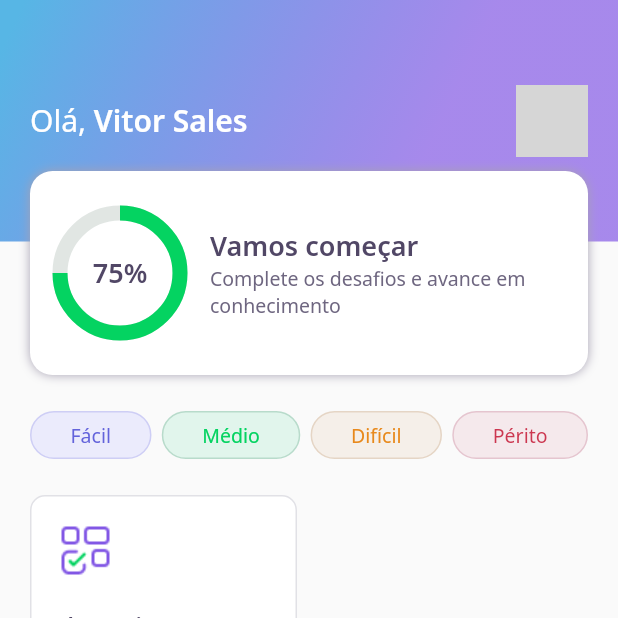
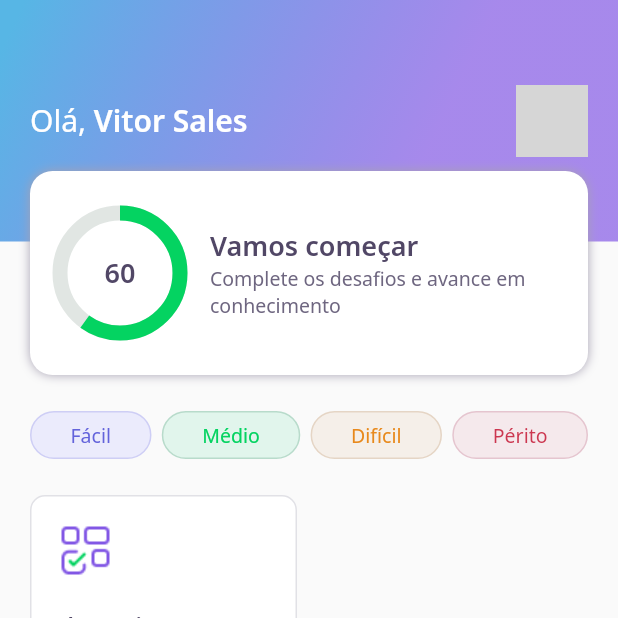
Before and after one commit to vitorsalesg/dev_quiz, a Flutter app: the screen it shows after launch, on a phone screen of 412 x 824 dp, the top half of it. Run offline on Flutter 3.47's test engine with Material 2 defaults, Android fonts, the phone set to English and light mode, and no system bars; our stand-ins replace google_fonts, share_plus, url_launcher_web; missing offline and left inert: share_plus_web; accounts and stored records are empty; network calls fail; grey boxes are pictures that could not be loaded.

Commit message:
Created animations in home and finished app

```diff
--- a/lib/challenge/challenge_controller.dart
+++ b/lib/challenge/challenge_controller.dart
@@ -4,4 +4,6 @@ class ChallengeController {
   final currentPageNotifier = ValueNotifier<int>(1);
   int get currentPage => currentPageNotifier.value;
   set currentPage(int value) => currentPageNotifier.value = value;
+
+  int qtdAnwsers = 0;
 }
--- a/lib/challenge/widgets/awnser/awnser_widget.dart
+++ b/lib/challenge/widgets/awnser/awnser_widget.dart
@@ -7,7 +7,7 @@ class AwnserWidget extends StatelessWidget {
   final AwnserModel anwser;
   final bool isSelected;
   final bool disabled;
-  final VoidCallback onTap;
+  final ValueChanged<bool> onTap;
 
   const AwnserWidget({
     Key? key,
@@ -41,7 +41,9 @@ class AwnserWidget extends StatelessWidget {
       child: IgnorePointer(
         ignoring: disabled,
         child: GestureDetector(
-          onTap: onTap,
+          onTap: () {
+            onTap(anwser.isRight);
+          },
           child: Container(
             padding: EdgeInsets.all(16),
             decoration: BoxDecoration(
--- a/lib/core/app_widget.dart
+++ b/lib/core/app_widget.dart
@@ -1,4 +1,4 @@
-import 'package:dev_quiz/home/home_page.dart';
+import 'package:dev_quiz/splash/splash_page.dart';
 import 'package:flutter/material.dart';
 
 class AppWidget extends StatelessWidget {
@@ -7,7 +7,7 @@ class AppWidget extends StatelessWidget {
     return MaterialApp(
       title: "DevQuiz",
       debugShowCheckedModeBanner: false,
-      home: HomePage(),
+      home: SplashPage(),
     );
   }
 }
--- a/lib/home/home_page.dart
+++ b/lib/home/home_page.dart
@@ -69,6 +69,7 @@ class _HomePageState extends State<HomePage> {
                               MaterialPageRoute(
                                 builder: (context) => ChallengePage(
                                   questions: e.questions,
+                                  title: e.title,
                                 ),
                               ),
                             );
--- a/lib/home/widgets/appBar/app_bar_widget.dart
+++ b/lib/home/widgets/appBar/app_bar_widget.dart
@@ -42,7 +42,9 @@ class AppBarWidget extends PreferredSize {
                       ],
                     ),
                   ),
-                  Align(alignment: Alignment(0, 1), child: ScoreCardWidget()),
+                  Align(
+                      alignment: Alignment(0, 1),
+                      child: ScoreCardWidget(percent: user.score / 100)),
                 ],
               ),
             ));
--- a/lib/home/widgets/chart/chart_widget.dart
+++ b/lib/home/widgets/chart/chart_widget.dart
@@ -2,13 +2,41 @@ import 'package:dev_quiz/core/app_colors.dart';
 import 'package:dev_quiz/core/app_text_styles.dart';
 import 'package:flutter/material.dart';
 
-class ChartWidget extends StatelessWidget {
+class ChartWidget extends StatefulWidget {
+  final double percent;
+
+  const ChartWidget({Key? key, required this.percent}) : super(key: key);
+  @override
+  _ChartWidgetState createState() => _ChartWidgetState();
+}
+
+class _ChartWidgetState extends State<ChartWidget>
+    with SingleTickerProviderStateMixin {
+  late AnimationController _controller;
+  late Animation<double> _animation;
+
+  void _initAnimation() {
+    _controller =
+        AnimationController(vsync: this, duration: Duration(seconds: 3));
+    _animation =
+        Tween<double>(begin: 0.0, end: widget.percent).animate(_controller);
+    _controller.forward();
+  }
+
+  @override
+  void initState() {
+    _initAnimation();
+    super.initState();
+  }
+
   @override
   Widget build(BuildContext context) {
     return Container(
         width: 80,
         height: 80,
-      child: Stack(
+        child: AnimatedBuilder(
+          animation: _animation,
+          builder: (context, _) => Stack(
             children: [
               Center(
                 child: Container(
@@ -20,7 +48,7 @@ class ChartWidget extends StatelessWidget {
                   ),
                   child: CircularProgressIndicator(
                     strokeWidth: 10,
-                value: .75,
+                    value: _animation.value,
                     backgroundColor: AppColors.chartSecondary,
                     valueColor:
                         AlwaysStoppedAnimation<Color>(AppColors.chartPrimary),
@@ -29,11 +57,11 @@ class ChartWidget extends StatelessWidget {
               ),
               Center(
                   child: Text(
-            "75%",
+                "${(_animation.value * 100).toInt()}",
                 style: AppTextStyles.heading,
               ))
             ],
           ),
-    );
+        ));
   }
 }
--- a/lib/home/widgets/score_card/score_card_widget.dart
+++ b/lib/home/widgets/score_card/score_card_widget.dart
@@ -1,10 +1,15 @@
-import 'package:dev_quiz/home/widgets/chart/chart_widget.dart';
+import 'package:flutter/material.dart';
+
 import 'package:dev_quiz/core/app_colors.dart';
 import 'package:dev_quiz/core/app_text_styles.dart';
-import 'package:flutter/material.dart';
+import 'package:dev_quiz/home/widgets/chart/chart_widget.dart';
 
 class ScoreCardWidget extends StatelessWidget {
-  const ScoreCardWidget({Key? key}) : super(key: key);
+  final double percent;
+  const ScoreCardWidget({
+    Key? key,
+    required this.percent,
+  }) : super(key: key);
 
   @override
   Widget build(BuildContext context) {
@@ -24,7 +29,9 @@ class ScoreCardWidget extends StatelessWidget {
             children: [
               Container(
                 //flex: 1,
-                child: ChartWidget(),
+                child: ChartWidget(
+                  percent: percent,
+                ),
               ),
               Expanded(
                 //flex: 3,
--- a/pubspec.yaml
+++ b/pubspec.yaml
@@ -11,6 +11,7 @@ dependencies:
 
   cupertino_icons: ^1.0.2
   google_fonts: ^2.0.0
+  share_plus: ^2.0.1
 
 dev_dependencies:
   flutter_test:
```
Also changed, not shown: lib/challenge/challenge_page.dart (+29 -4 lines), lib/challenge/widgets/next_button/next_button_widget.dart (+10 -0 lines), lib/challenge/widgets/quiz/quiz_widget.dart (+9 -5 lines), lib/generated_plugin_registrant.dart (added, +17 -0 lines), lib/result/result_page.dart (added, +87 -0 lines), lib/splash/splash_page.dart (+10 -0 lines), 2 other files. Lines whose indentation alone changed are shown as unchanged.
